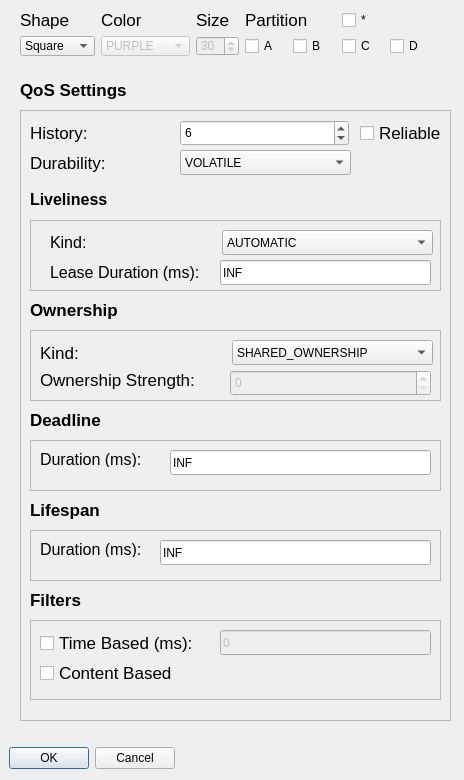
Before: the Qt Designer form forms/subscribedialog.ui in eProsima/ShapesDemo, drawn with Qt 5.
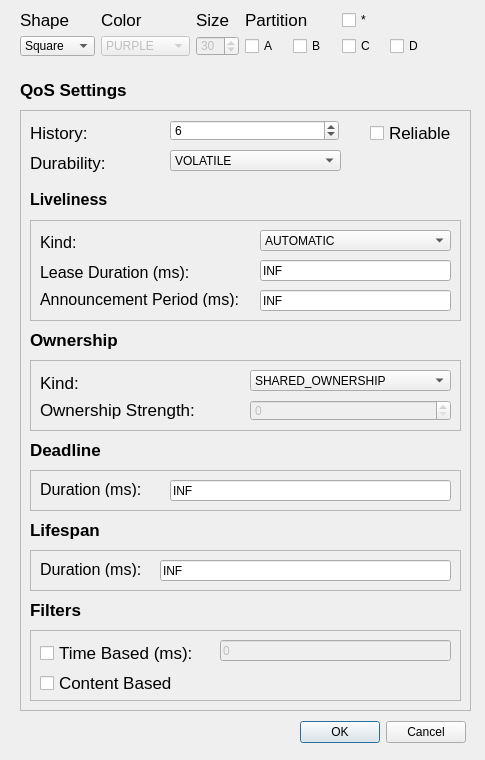
After: the same form once the commit is applied.

```diff
--- a/forms/subscribedialog.ui
+++ b/forms/subscribedialog.ui
@@ -6,8 +6,8 @@
    <rect>
     <x>0</x>
     <y>0</y>
-    <width>464</width>
-    <height>780</height>
+    <width>485</width>
+    <height>760</height>
    </rect>
   </property>
   <property name="sizePolicy">
@@ -51,8 +51,8 @@
   <widget class="QDialogButtonBox" name="buttonBox">
    <property name="geometry">
     <rect>
-     <x>9</x>
-     <y>746</y>
+     <x>300</x>
+     <y>720</y>
      <width>166</width>
      <height>25</height>
     </rect>
@@ -69,8 +69,8 @@
     <rect>
      <x>20</x>
      <y>110</y>
-     <width>431</width>
-     <height>611</height>
+     <width>451</width>
+     <height>601</height>
     </rect>
    </property>
    <property name="frameShape">
@@ -82,10 +82,10 @@
    <widget class="QSpinBox" name="spin_HistoryQos">
     <property name="geometry">
      <rect>
-      <x>160</x>
+      <x>150</x>
       <y>10</y>
       <width>169</width>
-      <height>26</height>
+      <height>21</height>
      </rect>
     </property>
     <property name="minimum">
@@ -122,7 +122,7 @@
    <widget class="QCheckBox" name="checkBox_reliable">
     <property name="geometry">
      <rect>
-      <x>340</x>
+      <x>350</x>
       <y>10</y>
       <width>88</width>
       <height>26</height>
@@ -164,10 +164,10 @@
    <widget class="QComboBox" name="comboBox_durability">
     <property name="geometry">
      <rect>
-      <x>160</x>
+      <x>150</x>
       <y>40</y>
       <width>171</width>
-      <height>25</height>
+      <height>21</height>
      </rect>
     </property>
     <property name="currentIndex">
@@ -202,8 +202,8 @@
      <rect>
       <x>10</x>
       <y>110</y>
-      <width>411</width>
-      <height>71</height>
+      <width>431</width>
+      <height>101</height>
      </rect>
     </property>
     <property name="frameShape">
@@ -215,7 +215,7 @@
     <widget class="QLabel" name="label_14">
      <property name="geometry">
       <rect>
-       <x>20</x>
+       <x>10</x>
        <y>10</y>
        <width>160</width>
        <height>25</height>
@@ -228,10 +228,10 @@
     <widget class="QComboBox" name="comboBox_liveliness">
      <property name="geometry">
       <rect>
-       <x>192</x>
+       <x>230</x>
        <y>10</y>
-       <width>211</width>
-       <height>25</height>
+       <width>191</width>
+       <height>21</height>
       </rect>
      </property>
      <item>
@@ -253,7 +253,7 @@
     <widget class="QLabel" name="label_15">
      <property name="geometry">
       <rect>
-       <x>20</x>
+       <x>10</x>
        <y>40</y>
        <width>160</width>
        <height>25</height>
@@ -266,10 +266,36 @@
     <widget class="QLineEdit" name="lineEdit_leaseDuration">
      <property name="geometry">
       <rect>
-       <x>190</x>
+       <x>230</x>
        <y>40</y>
-       <width>211</width>
-       <height>25</height>
+       <width>191</width>
+       <height>21</height>
+      </rect>
+     </property>
+     <property name="text">
+      <string>INF</string>
+     </property>
+    </widget>
+    <widget class="QLabel" name="label_4">
+     <property name="geometry">
+      <rect>
+       <x>10</x>
+       <y>70</y>
+       <width>201</width>
+       <height>17</height>
+      </rect>
+     </property>
+     <property name="text">
+      <string>&lt;html&gt;&lt;head/&gt;&lt;body&gt;&lt;p&gt;&lt;span style=&quot; font-size:12pt;&quot;&gt;Announcement Period (ms):&lt;/span&gt;&lt;/p&gt;&lt;/body&gt;&lt;/html&gt;</string>
+     </property>
+    </widget>
+    <widget class="QLineEdit" name="lineEdit_announcementPeriod">
+     <property name="geometry">
+      <rect>
+       <x>230</x>
+       <y>70</y>
+       <width>191</width>
+       <height>21</height>
       </rect>
      </property>
      <property name="text">
@@ -281,7 +307,7 @@
     <property name="geometry">
      <rect>
       <x>10</x>
-      <y>190</y>
+      <y>220</y>
       <width>160</width>
       <height>20</height>
      </rect>
@@ -310,8 +336,8 @@
     <property name="geometry">
      <rect>
       <x>10</x>
-      <y>220</y>
-      <width>411</width>
+      <y>250</y>
+      <width>431</width>
       <height>71</height>
      </rect>
     </property>
@@ -348,10 +374,10 @@
      </property>
      <property name="geometry">
       <rect>
-       <x>200</x>
+       <x>220</x>
        <y>40</y>
        <width>201</width>
-       <height>26</height>
+       <height>21</height>
       </rect>
      </property>
      <property name="minimum">
@@ -367,10 +393,10 @@
     <widget class="QComboBox" name="comboBox_ownership">
      <property name="geometry">
       <rect>
-       <x>202</x>
+       <x>220</x>
        <y>10</y>
        <width>201</width>
-       <height>25</height>
+       <height>21</height>
       </rect>
      </property>
      <item>
@@ -410,7 +436,7 @@
     <property name="geometry">
      <rect>
       <x>10</x>
-      <y>390</y>
+      <y>410</y>
       <width>70</width>
       <height>20</height>
      </rect>
@@ -430,7 +456,7 @@
     <property name="geometry">
      <rect>
       <x>10</x>
-      <y>300</y>
+      <y>330</y>
       <width>73</width>
       <height>20</height>
      </rect>
@@ -450,9 +476,9 @@
     <property name="geometry">
      <rect>
       <x>10</x>
-      <y>330</y>
-      <width>411</width>
-      <height>51</height>
+      <y>360</y>
+      <width>431</width>
+      <height>41</height>
      </rect>
     </property>
     <property name="frameShape">
@@ -479,8 +505,8 @@
       <rect>
        <x>140</x>
        <y>10</y>
-       <width>261</width>
-       <height>25</height>
+       <width>281</width>
+       <height>21</height>
       </rect>
      </property>
      <property name="text">
@@ -492,9 +518,9 @@
     <property name="geometry">
      <rect>
       <x>10</x>
-      <y>420</y>
-      <width>411</width>
-      <height>51</height>
+      <y>440</y>
+      <width>431</width>
+      <height>41</height>
      </rect>
     </property>
     <property name="frameShape">
@@ -508,8 +534,8 @@
       <rect>
        <x>130</x>
        <y>10</y>
-       <width>271</width>
-       <height>25</height>
+       <width>291</width>
+       <height>21</height>
       </rect>
      </property>
      <property name="text">
@@ -534,7 +560,7 @@
     <property name="geometry">
      <rect>
       <x>10</x>
-      <y>480</y>
+      <y>490</y>
       <width>53</width>
       <height>20</height>
      </rect>
@@ -563,9 +589,9 @@
     <property name="geometry">
      <rect>
       <x>10</x>
-      <y>510</y>
-      <width>411</width>
-      <height>80</height>
+      <y>520</y>
+      <width>431</width>
+      <height>71</height>
      </rect>
     </property>
     <property name="frameShape">
@@ -621,8 +647,8 @@
       <rect>
        <x>190</x>
        <y>10</y>
-       <width>211</width>
-       <height>25</height>
+       <width>231</width>
+       <height>21</height>
       </rect>
      </property>
      <property name="text">
```
Left out of the diff: 23 changed lines with no effect on the pictures.
